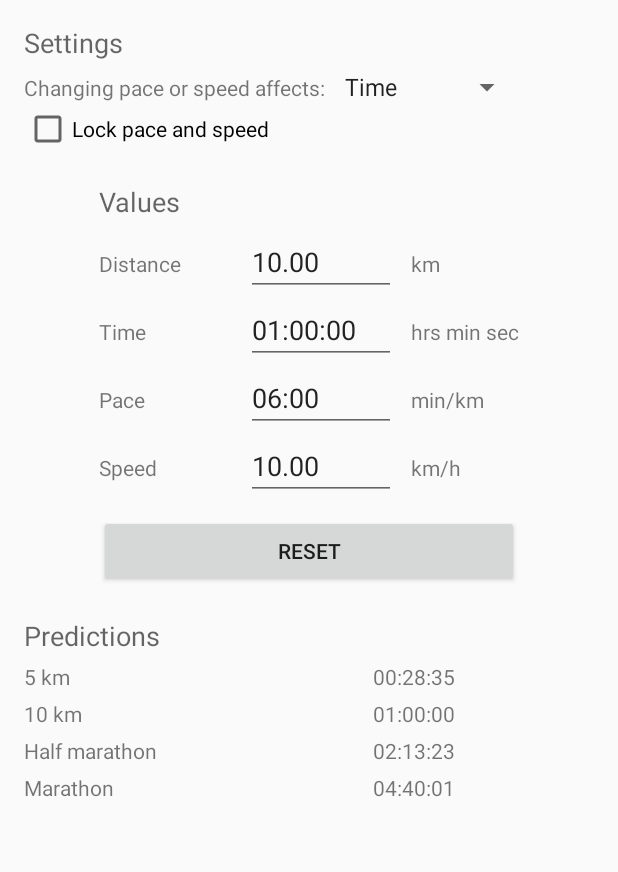
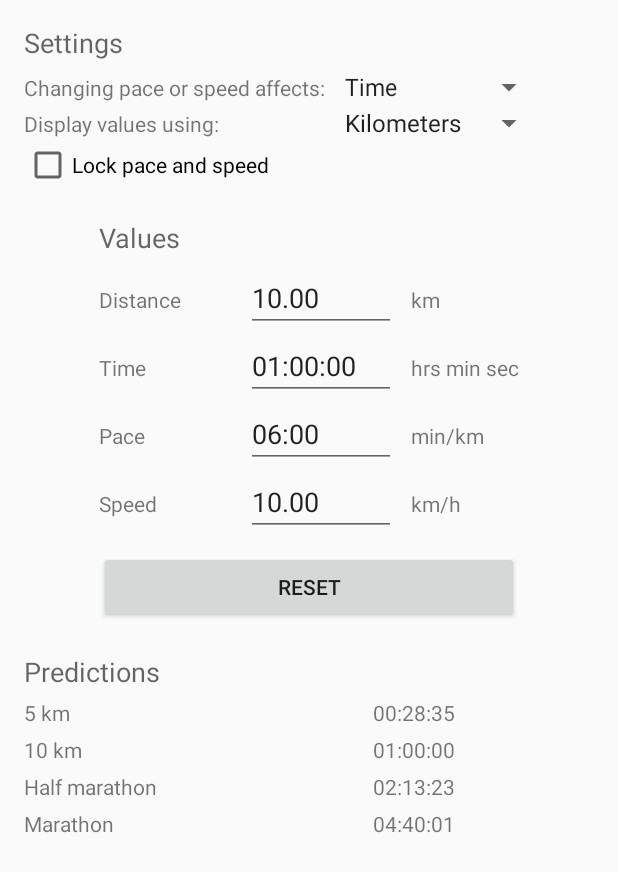
Before and after one commit to cb109/pacer, an Android app: the screen it shows after launch (MainActivity), on a phone screen of 412 x 824 dp. Shown: the top 872 px of the screen. Run offline under Robolectric (Android 15) with nearby library versions, the phone set to English and light mode, and no system bars.

Commit message:
Add spinner to toggle between Kilometers/Miles.

```diff
--- a/app/src/main/res/layout/activity_main.xml
+++ b/app/src/main/res/layout/activity_main.xml
@@ -63,6 +63,27 @@
 	                android:layout_height="wrap_content"
 	                android:entries="@array/affections" />
 	        </TableRow>
+
+
+			<TableRow
+				android:id="@+id/tableRow6"
+				android:layout_width="wrap_content"
+				android:layout_height="wrap_content" >
+
+				<TextView
+					android:id="@+id/textViewCurrentUnitSystem"
+					android:layout_width="wrap_content"
+					android:layout_height="wrap_content"
+					android:layout_marginRight="5dp"
+					android:text="@string/ui_expl_currentunitsystem"
+					android:textAppearance="?android:attr/textAppearanceSmall" />
+
+				<Spinner
+					android:id="@+id/spinnerCurrentUnitSystem"
+					android:layout_width="wrap_content"
+					android:layout_height="wrap_content"
+					android:entries="@array/unitsystems" />
+			</TableRow>
 
 	        <TableRow
 	            android:id="@+id/tableRow7"
--- a/app/src/main/res/values/strings.xml
+++ b/app/src/main/res/values/strings.xml
@@ -10,6 +10,7 @@
 
     <string name="ui_expl_affects">Changing pace or speed affects:</string>
     <string name="ui_expl_lock">Lock pace and speed</string>
+    <string name="ui_expl_currentunitsystem">Display values using:</string>
 
     <string name="ui_txt_distance">Distance</string>
     <string name="ui_txt_time">Time</string>
@@ -33,6 +34,8 @@
     <string name="ui_txt_hours">Hours</string>
     <string name="ui_txt_minutes">Minutes</string>
     <string name="ui_txt_seconds">Seconds</string>
+    <string name="ui_txt_metric">Kilometers</string>
+    <string name="ui_txt_imperial">Miles</string>
 
     <string name="ui_title_default">Set Value</string>
     <string name="ui_title_distance">Set Distance</string>
@@ -45,4 +48,9 @@
         <item >@string/ui_txt_distance</item>
     </string-array>
 
+    <string-array name="unitsystems">
+        <item >@string/ui_txt_metric</item>
+        <item >@string/ui_txt_imperial</item>
+    </string-array>
+
 </resources>
```
